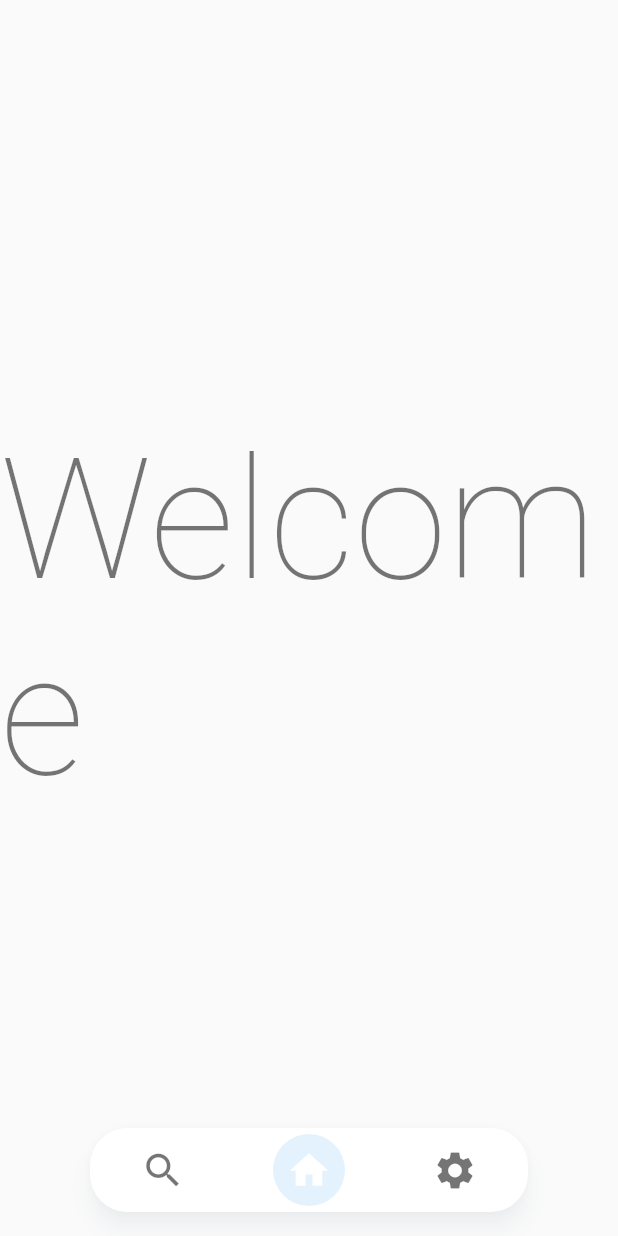
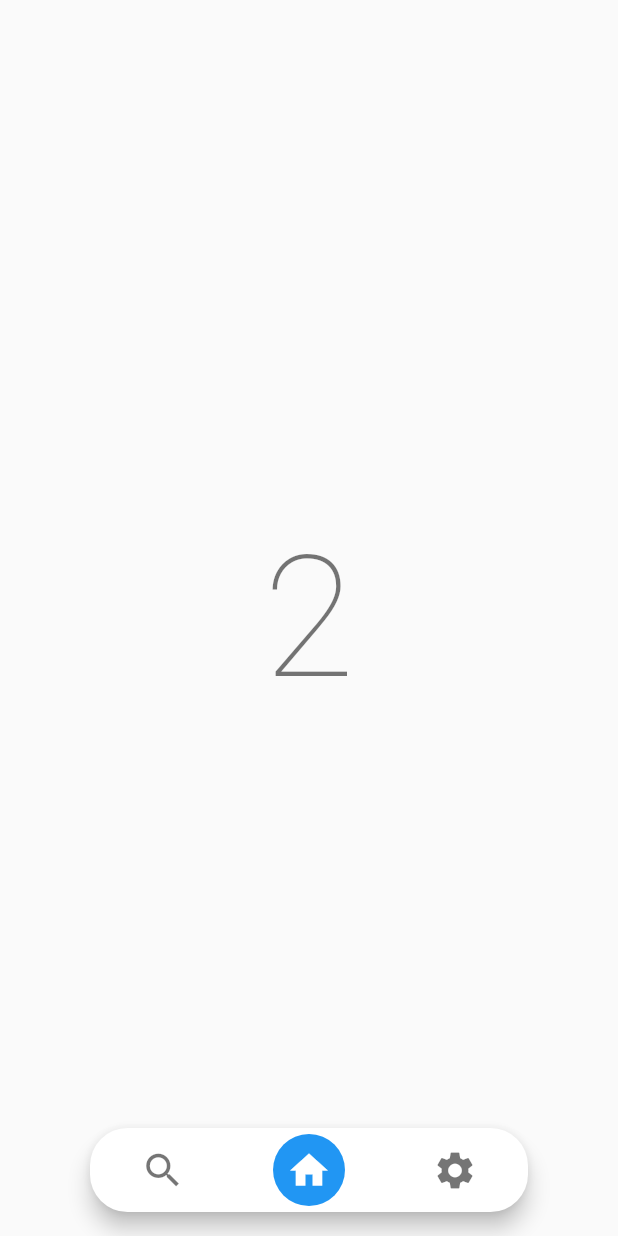
Before and after one commit to visionxStudio/Flutter-wallpaper-app---Walfy, a Flutter app: the screen it shows after launch, on a phone screen of 412 x 824 dp. Run offline on Flutter 3.47's test engine with Material 2 defaults, Android fonts, the phone set to English and light mode, and no system bars; drawn by our look-alikes of flutter_snake_navigationbar; our stand-ins replace animated_text_kit, font_awesome_flutter, get, get_storage, google_fonts; missing offline and left inert: configurable_expansion_tile_null_safety, dynamic_themes.

```diff
--- a/lib/root.dart
+++ b/lib/root.dart
@@ -1,5 +1,7 @@
 import 'package:flutter/material.dart';
 import 'package:flutter_snake_navigationbar/flutter_snake_navigationbar.dart';
+import 'package:wallpaperapp/screens/homepage/home_screen.dart';
+import 'package:wallpaperapp/screens/settings/settings_screen.dart';
 
 class Root extends StatefulWidget {
   @override
@@ -24,16 +26,14 @@ class _RootState extends State<Root> {
 
   bool showUnselectedLabels = false;
 
-  Gradient selectedGradient =
-      const LinearGradient(colors: [Colors.red, Colors.amber]);
-
-  Color? containerColor;
-
-  List<Color> containerColors = [
-    const Color(0xFFFDE1D7),
-    const Color(0xFFE4EDF5),
-    const Color(0xFFE7EEED),
-    const Color(0xFFF4E4CE),
+  List<Widget> getBody = [
+    HomeScreen(
+      title: "1",
+    ),
+    HomeScreen(
+      title: "2",
+    ),
+    SettingScreen()
   ];
 
   @override
@@ -42,25 +42,18 @@ class _RootState extends State<Root> {
       extendBodyBehindAppBar: true,
       resizeToAvoidBottomInset: true,
       extendBody: true,
-      body: Center(
-        child: Text(
-          "Welcome",
-          style: Theme.of(context).textTheme.headline1,
-        ),
-      ),
+      body: getBody[_selectedItemPosition],
       bottomNavigationBar: Container(
         width: MediaQuery.of(context).size.width * 0.5,
         child: SnakeNavigationBar.color(
-          shadowColor: Theme.of(context).secondaryHeaderColor.withOpacity(0.3),
           elevation: 6,
           behaviour: snakeBarStyle,
           snakeShape: snakeShape,
           shape: bottomBarShape,
           padding: padding,
-          snakeViewColor: Theme.of(context).secondaryHeaderColor,
-          selectedItemColor: snakeShape == SnakeShape.indicator
-              ? Theme.of(context).secondaryHeaderColor
-              : null,
+          // ignore: deprecated_member_use
+          snakeViewColor: Theme.of(context).accentColor,
+          selectedItemColor: Colors.white,
           unselectedItemColor: Theme.of(context).unselectedWidgetColor,
           showUnselectedLabels: showUnselectedLabels,
           showSelectedLabels: showSelectedLabels,
--- /dev/null
+++ b/lib/screens/homepage/home_screen.dart
@@ -0,0 +1,16 @@
+import 'package:flutter/material.dart';
+
+class HomeScreen extends StatelessWidget {
+  final String title;
+
+  const HomeScreen({Key? key, required this.title}) : super(key: key);
+  @override
+  Widget build(BuildContext context) {
+    return Center(
+      child: Text(
+        title,
+        style: Theme.of(context).textTheme.headline1,
+      ),
+    );
+  }
+}
--- /dev/null
+++ b/lib/screens/settings/settings_controller.dart
@@ -0,0 +1,5 @@
+import 'package:get/get.dart';
+
+class SettingsController extends GetxController {
+  var isExpanded = false.obs;
+}
--- a/lib/themes/themes.dart
+++ b/lib/themes/themes.dart
@@ -23,12 +23,12 @@ final themeCollection = ThemeCollection(
       scaffoldBackgroundColor: Colors.white,
       canvasColor: Colors.transparent,
       primaryColor: Colors.white,
-      // primaryColor: Color(0xffe57697),
       brightness: Brightness.light,
       errorColor: const Color(0xFFE57697),
-      // secondaryHeaderColor: config.Colors().accentColor(1),
+      // ignore: deprecated_member_use
+      accentColor: Color(0xFFE57697),
       secondaryHeaderColor: Color(0xffe57697),
-      unselectedWidgetColor: Colors.black87,
+      unselectedWidgetColor: Colors.black54,
       focusColor: config.Colors().mainColor(1),
       hintColor: config.Colors().secondColor(1),
       textTheme: TextTheme(
@@ -40,7 +40,7 @@ final themeCollection = ThemeCollection(
         ),
         headline5: TextStyle(
           fontSize: 16.0,
-          color: Colors.white.withOpacity(1),
+          color: Colors.black.withOpacity(1),
           fontFamily: "Proxima Nova",
         ),
         headline4: TextStyle(
@@ -68,25 +68,25 @@ final themeCollection = ThemeCollection(
         subtitle1: TextStyle(
           fontSize: 20,
           fontWeight: FontWeight.w900,
-          color: config.Colors().secondColor(1),
+          color: Colors.black54,
           fontFamily: "Roboto",
         ),
         headline6: TextStyle(
           fontSize: 13.0,
-          color: Colors.white.withOpacity(.85),
+          color: Colors.black.withOpacity(.85),
           fontFamily: "Proxima Nova",
         ),
         bodyText2: TextStyle(
           fontFamily: 'Proxima Nova',
           fontSize: 14,
           fontWeight: FontWeight.w500,
-          color: Colors.white.withOpacity(.75),
+          color: Colors.black.withOpacity(.75),
         ),
         bodyText1: TextStyle(
           fontFamily: 'Proxima Nova',
           fontSize: 24,
           fontWeight: FontWeight.w500,
-          color: Colors.white.withOpacity(1),
+          color: Colors.black.withOpacity(1),
         ),
         caption: TextStyle(
           fontFamily: 'Roboto',
@@ -98,10 +98,13 @@ final themeCollection = ThemeCollection(
     ),
     AppThemes.KDarkTheme: ThemeData(
       canvasColor: Colors.transparent,
-      primaryColor: config.Colors().mainDarkColor(1),
+      // primaryColor: Color(0xFF1F1F1F),
       brightness: Brightness.dark,
       errorColor: const Color(0xFFE57697),
-      secondaryHeaderColor: config.Colors().accentDarkColor(1),
+      // ignore: deprecated_member_use
+      accentColor: Color(0xFFE57697),
+      unselectedWidgetColor: Colors.white,
+      secondaryHeaderColor: Color(0xffe57697),
       focusColor: config.Colors().mainDarkColor(1),
       hintColor: config.Colors().secondDarkColor(1),
       textTheme: TextTheme(
--- a/pubspec.yaml
+++ b/pubspec.yaml
@@ -28,7 +28,10 @@ dependencies:
   dynamic_themes: ^1.1.0
   flutter_snake_navigationbar: ^0.5.0
   font_awesome_flutter: ^9.0.0
-
+  animations: ^2.0.0
+  animated_text_kit: ^4.2.1
+  google_fonts: ^2.0.0
+  configurable_expansion_tile_null_safety: ^2.0.0
 
   # The following adds the Cupertino Icons font to your application.
   # Use with the CupertinoIcons class for iOS style icons.
```
Also changed, not shown: lib/screens/homepage.dart (deleted, +0 -12 lines), lib/screens/settings/settings_screen.dart (added, +124 -0 lines), lib/screens/settings/widgets/expanded_list_tile.dart (added, +15 -0 lines), lib/screens/settings/widgets/settings_tile.dart (added, +120 -0 lines), pubspec.lock.
